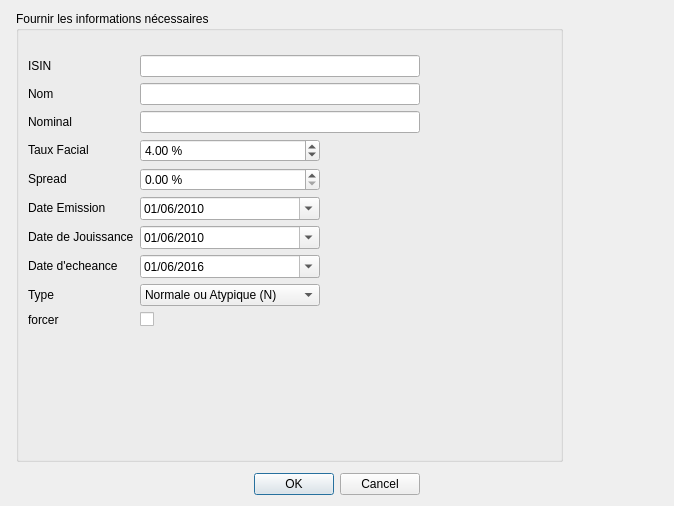
Above: DPricer/presentation/Designer-Files/AddAssetDialog.ui from Mero89/Pricing-Application before the change. Below: the same form after it.
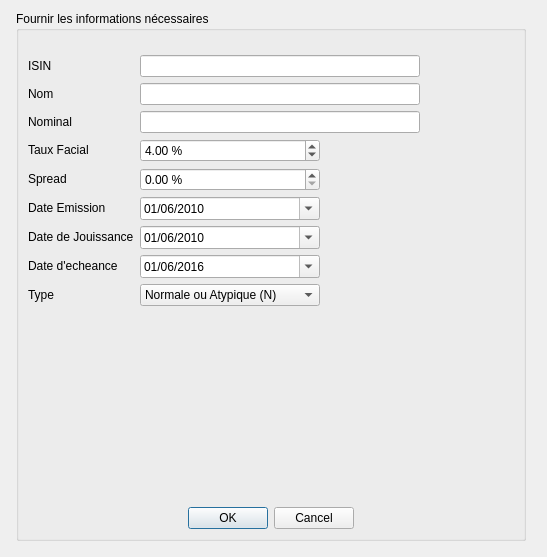
That is the form after the change.

Commit message: 1. Settings screen 2. Update Asset screen 3. Portfolio Changes

The edit to the form file:
```diff
--- a/DPricer/presentation/Designer-Files/AddAssetDialog.ui
+++ b/DPricer/presentation/Designer-Files/AddAssetDialog.ui
@@ -1,13 +1,13 @@
 <?xml version="1.0" encoding="UTF-8"?>
 <ui version="4.0">
  <class>AddAsset</class>
- <widget class="QDialog" name="AddAsset">
+ <widget class="QWidget" name="AddAsset">
   <property name="geometry">
    <rect>
     <x>0</x>
     <y>0</y>
-    <width>674</width>
-    <height>506</height>
+    <width>547</width>
+    <height>557</height>
    </rect>
   </property>
   <property name="windowTitle">
@@ -51,7 +51,7 @@
        <property name="title">
         <string>Fournir les informations nécessaires</string>
        </property>
-       <layout class="QHBoxLayout" name="horizontalLayout_3">
+       <layout class="QVBoxLayout" name="verticalLayout_2">
         <item>
          <layout class="QFormLayout" name="formLayout_2">
           <property name="sizeConstraint">
@@ -431,58 +431,20 @@
             </item>
            </widget>
           </item>
-          <item row="9" column="0">
-           <widget class="QLabel" name="forcerLabel">
-            <property name="text">
-             <string>forcer</string>
-            </property>
-           </widget>
-          </item>
-          <item row="9" column="1">
-           <widget class="QCheckBox" name="forcerCheckBox">
-            <property name="tristate">
-             <bool>false</bool>
-            </property>
-           </widget>
-          </item>
          </layout>
         </item>
         <item>
-         <spacer name="horizontalSpacer_3">
+         <spacer name="verticalSpacer">
           <property name="orientation">
-           <enum>Qt::Horizontal</enum>
+           <enum>Qt::Vertical</enum>
           </property>
-          <property name="sizeType">
-           <enum>QSizePolicy::Fixed</enum>
-          </property>
           <property name="sizeHint" stdset="0">
            <size>
-            <width>80</width>
-            <height>20</height>
+            <width>20</width>
+            <height>40</height>
            </size>
           </property>
          </spacer>
-        </item>
-       </layout>
-      </widget>
-     </item>
-     <item>
-      <spacer name="horizontalSpacer_2">
-       <property name="orientation">
-        <enum>Qt::Horizontal</enum>
-       </property>
-       <property name="sizeType">
-        <enum>QSizePolicy::Preferred</enum>
-       </property>
-       <property name="sizeHint" stdset="0">
-        <size>
-         <width>90</width>
-         <height>20</height>
-        </size>
-       </property>
-      </spacer>
-     </item>
-    </layout>
    </item>
    <item>
     <widget class="QDialogButtonBox" name="buttonBox">
@@ -511,6 +473,11 @@
    </item>
   </layout>
  </widget>
+     </item>
+    </layout>
+   </item>
+  </layout>
+ </widget>
  <resources/>
  <connections>
   <connection>
```
Left out of the diff: 40 changed lines with no effect on the pictures. Lines whose indentation alone changed are shown as unchanged. The commit also changes 12 other files.
